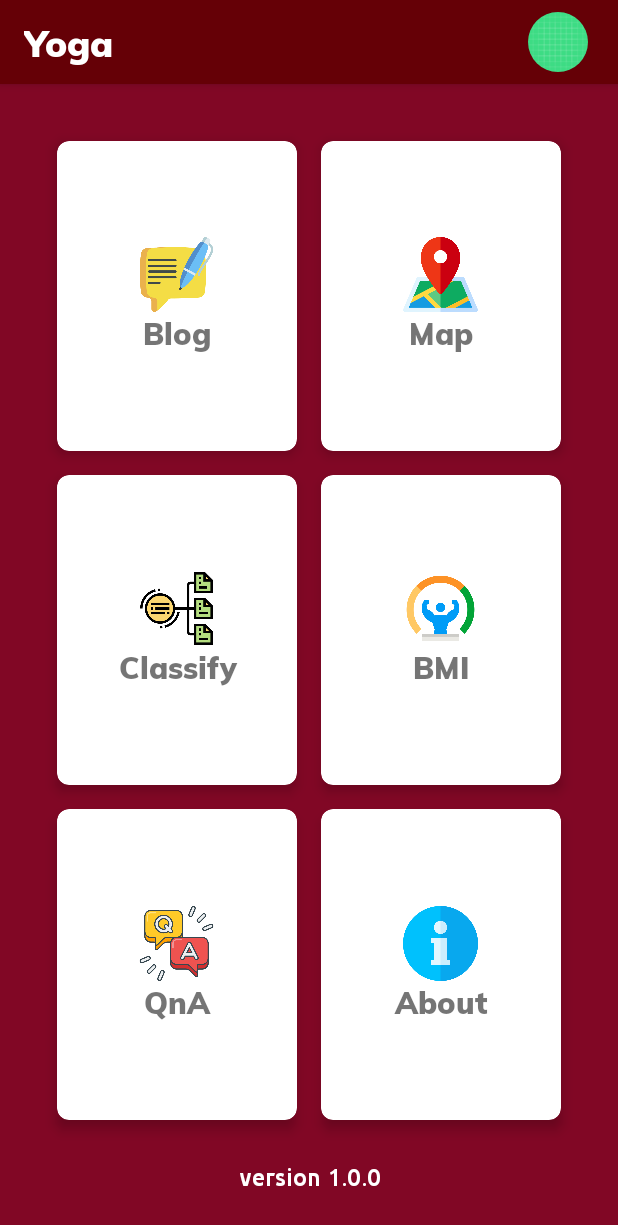
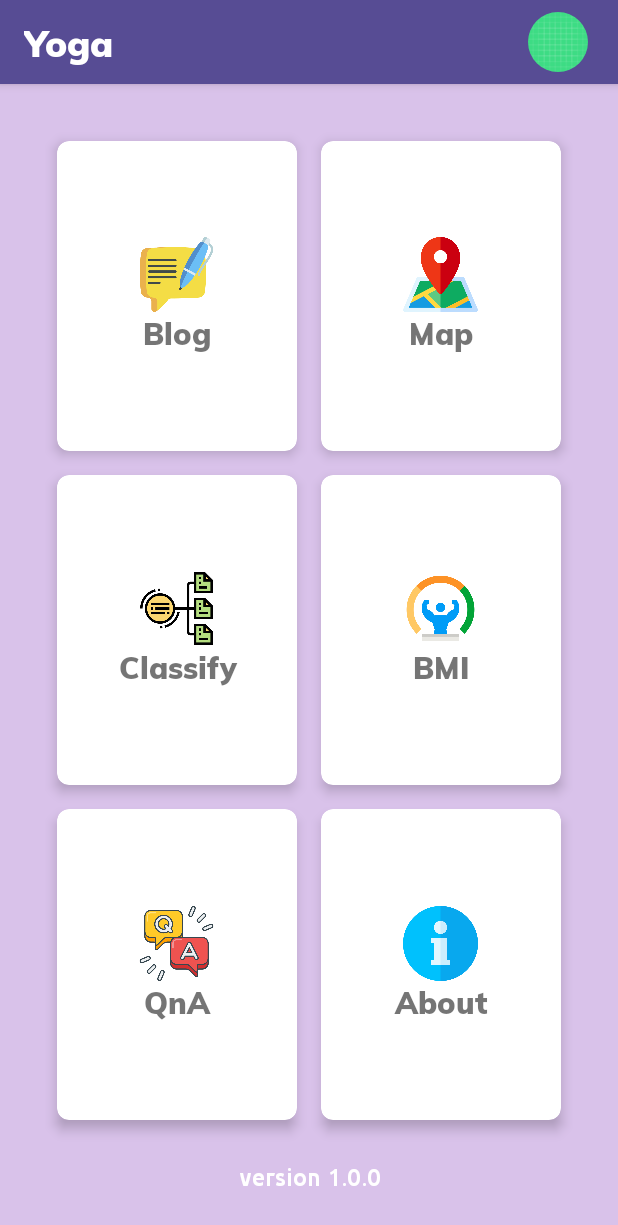
Before and after one commit to preaus007/Yoga, an Android app: the MainActivity screen opened directly, with no data from a screen before it, on a phone screen of 412 x 824 dp. Shown: the top 1225 px of the screen. Run offline under Robolectric (Android 15) with nearby library versions, the phone set to English and light mode, and no system bars; our stand-ins replace CircleImageView.

```diff
--- a/app/src/main/res/layout/activity_blog.xml
+++ b/app/src/main/res/layout/activity_blog.xml
@@ -18,7 +18,7 @@
             android:layout_height="wrap_content"
             app:titleTextColor="@color/colorWhite"
             app:theme="@style/ToolbarColoredBackArrow"
-            android:background="?attr/colorPrimary"/>
+            android:background="@color/lavenderSemiDark"/>
 
     </com.google.android.material.appbar.AppBarLayout>
 
--- a/app/src/main/res/layout/activity_main.xml
+++ b/app/src/main/res/layout/activity_main.xml
@@ -5,14 +5,14 @@
     xmlns:tools="http://schemas.android.com/tools"
     android:layout_width="match_parent"
     android:layout_height="match_parent"
-    android:background="@color/colorAncient"
+    android:background="@color/lavenderBackground"
     tools:context=".MainActivity">
 
     <androidx.appcompat.widget.Toolbar
         android:id="@+id/my_toolbar"
         android:layout_width="match_parent"
         android:layout_height="wrap_content"
-        android:background="@color/colorPrimaryDark"
+        android:background="@color/lavenderSemiDark"
         android:elevation="4dp"
         android:minHeight="?attr/actionBarSize"
         android:theme="@style/ThemeOverlay.AppCompat.ActionBar"
--- a/app/src/main/res/layout/starter_activity_sign_in.xml
+++ b/app/src/main/res/layout/starter_activity_sign_in.xml
@@ -43,7 +43,7 @@
                 android:layout_marginTop="40dp"
                 android:padding="8dp"
                 android:hint="Email"
-                android:drawableLeft="@drawable/ic_like"
+                android:drawableLeft="@drawable/ic_at"
                 android:textColor="@color/black"
                 android:drawablePadding="8dp"/>
 
@@ -56,7 +56,7 @@
                 android:inputType="textPassword"
                 android:padding="8dp"
                 android:hint="Password"
-                android:drawableLeft="@drawable/ic_like"
+                android:drawableLeft="@drawable/ic_lock"
                 android:textColor="@color/black"
                 android:drawablePadding="8dp"/>
 
--- a/app/src/main/res/values/colors.xml
+++ b/app/src/main/res/values/colors.xml
@@ -20,6 +20,10 @@
     <color name="colorGray">#808080</color>
     <color name="colorBlue">#08082E</color>
 
+    <color name="purple">#9B1FE9</color>
     <color name="lavender">#8692f7</color>
-    <color name="purple">#9B1FE9</color>
+    <color name="lavenderSemiDark">#574C94</color>
+    <color name="lavenderDark">#352B6C</color>
+    <color name="lavenderBtn">#AEB8BE</color>
+    <color name="lavenderBackground">#D9C2EA</color>
 </resources>
--- a/app/src/main/res/values/themes.xml
+++ b/app/src/main/res/values/themes.xml
@@ -2,7 +2,7 @@
     <!-- Base application theme. -->
     <style name="Theme.YogaPosesPrediction" parent="Theme.MaterialComponents.DayNight.NoActionBar.Bridge">
         <!-- Primary brand color. -->
-        <item name="colorPrimary">@color/colorPrimary</item>
+        <item name="colorPrimary">@color/lavenderDark</item>
         <item name="colorPrimaryVariant">@color/purple_700</item>
         <item name="colorOnPrimary">@color/white</item>
         <!-- Secondary brand color. -->
@@ -10,7 +10,7 @@
         <item name="colorSecondaryVariant">@color/teal_700</item>
         <item name="colorOnSecondary">@color/colorWhite</item>
         <!-- Status bar color. -->
-        <item name="android:statusBarColor">@color/colorPrimaryDark</item>
+        <item name="android:statusBarColor">@color/lavenderDark</item>
         <!-- Customize your theme here. -->
     </style>
 
```
